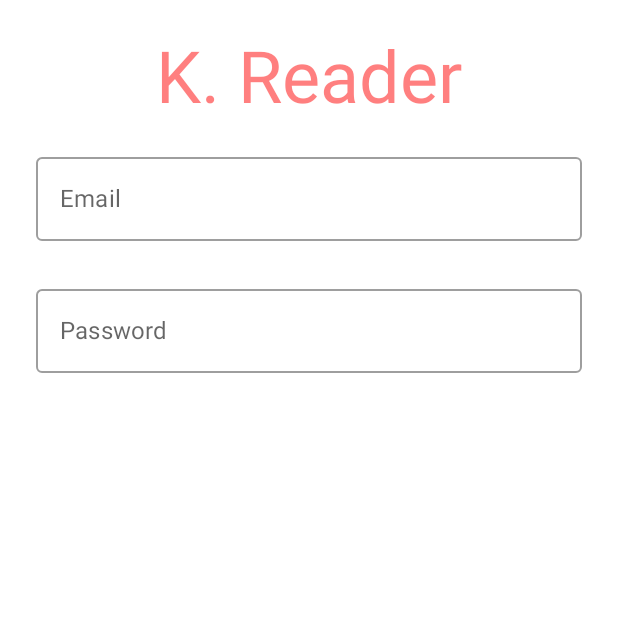
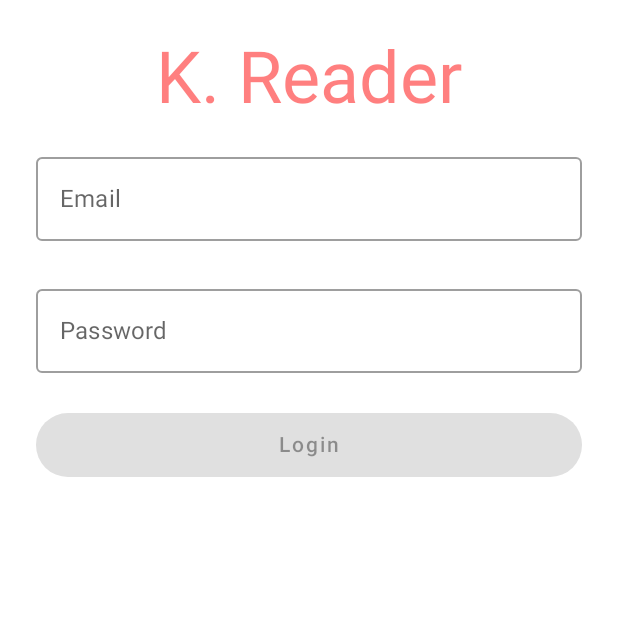
Before and after one commit to TheCre8tor/kotlin_reader, an Android app built with Jetpack Compose: the screen it shows after launch (MainActivity), on a phone screen of 412 x 824 dp, the top half of it. Run offline under Robolectric (Android 15) with nearby library versions, the phone set to English and light mode, and no system bars; our stand-ins replace Dagger/Hilt's generated code.

Commit message:
Created the submit button

```diff
--- a/app/src/main/kotlin/com/example/kotlinreader/screens/login/ReaderLoginScreen.kt
+++ b/app/src/main/kotlin/com/example/kotlinreader/screens/login/ReaderLoginScreen.kt
@@ -4,10 +4,14 @@ import android.util.Log
 import androidx.compose.foundation.background
 import androidx.compose.foundation.layout.*
 import androidx.compose.foundation.rememberScrollState
+import androidx.compose.foundation.shape.CircleShape
 import androidx.compose.foundation.text.KeyboardActions
 import androidx.compose.foundation.verticalScroll
+import androidx.compose.material.Button
+import androidx.compose.material.CircularProgressIndicator
 import androidx.compose.material.MaterialTheme
 import androidx.compose.material.Surface
+import androidx.compose.material.Text
 import androidx.compose.runtime.Composable
 import androidx.compose.runtime.mutableStateOf
 import androidx.compose.runtime.remember
@@ -78,5 +82,32 @@ fun UserForm(
                 onDone(email.value.trim(), password.value.trim())
             }
         )
+        SubmitButton(
+            textId = if (isCreateAccount) "Create Account" else "Login",
+            loading = loading,
+            validInputs = valid,
+        ) {
+            onDone(email.value.trim(), password.value.trim())
+        }
     }
 }
+
+@Composable
+fun SubmitButton(
+    textId: String,
+    loading: Boolean,
+    validInputs: Boolean,
+    onClick: () -> Unit
+) {
+    Button(
+        modifier = Modifier
+            .padding(start = 24.dp, end = 24.dp)
+            .fillMaxWidth(),
+        onClick = onClick,
+        enabled = !loading && validInputs,
+        shape = CircleShape
+    ) {
+        if (loading) CircularProgressIndicator(modifier = Modifier.size(25.dp))
+        else Text(text = textId, modifier = Modifier.padding(5.dp))
+    }
+}
```
